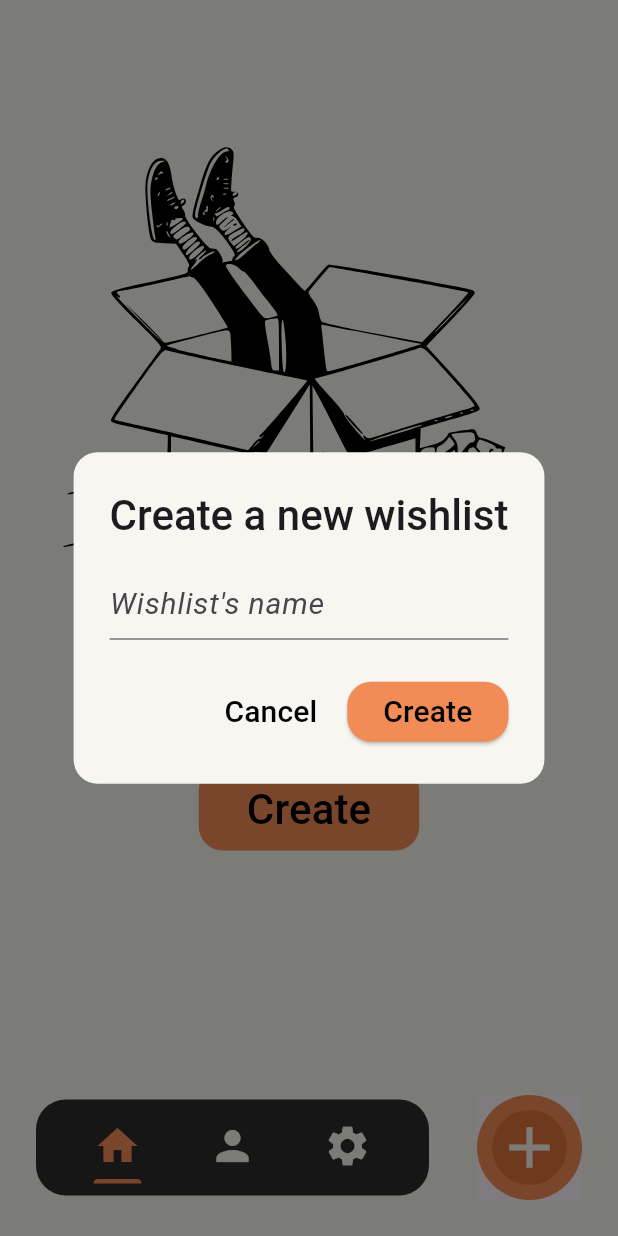
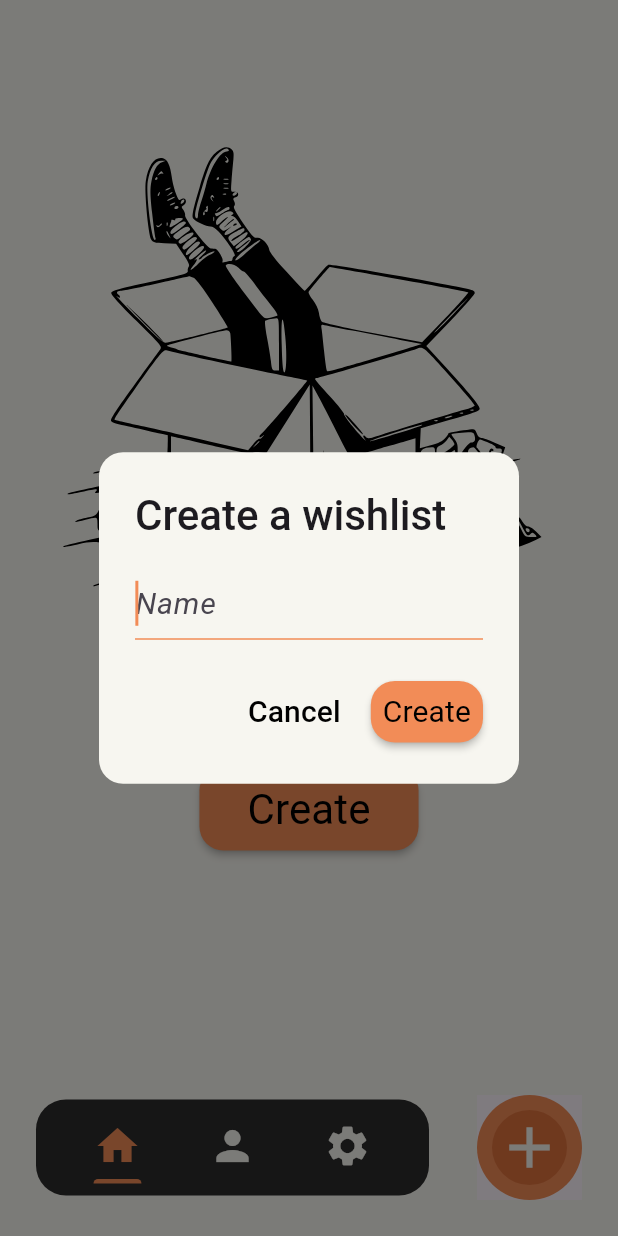
Before and after one commit to Raphael-Mssn/wishlist, a Flutter app: the screen it shows after launch, after a tap on "Create", on a phone screen of 412 x 824 dp. Run offline on Flutter 3.47's test engine with Material 3 defaults, Android fonts, the phone set to English and light mode, and no system bars; our stand-ins replace equatable, flutter_svg, gap, google_fonts; generated files the repository leaves out were written again; Roboto replaces fonts that are missing (Truculenta).

Commit message:
fix: review changes

```diff
--- a/wishlist/lib/l10n/arb/app_en.arb
+++ b/wishlist/lib/l10n/arb/app_en.arb
@@ -2,7 +2,8 @@
   "@@locale": "en",
   "no_wishlist": "No wishlist",
   "create_button": "Create",
-  "create_new_wishlist": "Create a new wishlist",
-  "wishlist_name": "Wishlist's name",
-  "cancel_button": "Cancel"
+  "create_wishlist": "Create a wishlist",
+  "name": "Name",
+  "cancel_button": "Cancel",
+  "close_dialog": "Dismiss the contextual window"
 }
--- a/wishlist/lib/l10n/arb/app_fr.arb
+++ b/wishlist/lib/l10n/arb/app_fr.arb
@@ -2,7 +2,8 @@
   "@@locale": "fr",
   "no_wishlist": "Aucune wishlist",
   "create_button": "Créer",
-  "create_new_wishlist": "Créer une nouvelle wishlist",
-  "wishlist_name": "Nom de la wishlist",
-  "cancel_button": "Annuler"
+  "create_wishlist": "Créer une wishlist",
+  "name": "Nom",
+  "cancel_button": "Annuler",
+  "close_dialog": "Fermer la fenêtre contextuelle"
 }
--- a/wishlist/lib/modules/home/view/home_screen.dart
+++ b/wishlist/lib/modules/home/view/home_screen.dart
@@ -37,8 +37,9 @@ class HomeScreen extends StatelessWidget {
               PrimaryButton(
                 text: l10n.create_button,
                 onPressed: () {
-                  _showCreateDialog(context);
+                  showCreateDialog(context);
                 },
+                style: PrimaryButtonStyle.large,
               ),
             ],
           ),
@@ -46,33 +47,10 @@ class HomeScreen extends StatelessWidget {
       ),
       floatingActionButton: NavBarAddButton(
         onPressed: () {
-          _showCreateDialog(context);
+          showCreateDialog(context);
         },
       ),
       bottomNavigationBar: const FloatingNavBar(),
     );
   }
-
-  Future<void> _showCreateDialog(BuildContext context) async {
-    return showGeneralDialog<void>(
-      context: context,
-      barrierDismissible: true,
-      barrierLabel:
-          '', // Combinaison barrierDismissible: true et barrierLabel != null pour pouvoir fermer le dialog en cliquant ailleurs
-      transitionDuration: const Duration(milliseconds: 300),
-      transitionBuilder: (context, animation, secondaryAnimation, child) {
-        final curvedAnimation = CurvedAnimation(
-          parent: animation,
-          curve: Curves.easeInOut,
-        );
-        return ScaleTransition(
-          scale: curvedAnimation,
-          child: child,
-        );
-      },
-      pageBuilder: (context, animation, secondaryAnimation) {
-        return CreateDialog(animation: animation);
-      },
-    );
-  }
 }
--- /dev/null
+++ b/wishlist/lib/shared/theme/widgets/cancel_button.dart
@@ -0,0 +1,26 @@
+import 'package:flutter/material.dart';
+import 'package:google_fonts/google_fonts.dart';
+
+class CancelButton extends StatelessWidget {
+  const CancelButton({super.key, required this.text, required this.onPressed});
+
+  final String text;
+  final void Function() onPressed;
+
+  @override
+  Widget build(BuildContext context) {
+    return TextButton(
+      child: Text(
+        text,
+        style: GoogleFonts.truculenta(
+          fontSize: 20,
+          fontWeight: FontWeight.w500,
+          color: Colors.black,
+        ),
+      ),
+      onPressed: () {
+        Navigator.of(context).pop();
+      },
+    );
+  }
+}
--- a/wishlist/lib/shared/theme/widgets/primary_button.dart
+++ b/wishlist/lib/shared/theme/widgets/primary_button.dart
@@ -2,32 +2,67 @@ import 'package:flutter/material.dart';
 import 'package:google_fonts/google_fonts.dart';
 
 class PrimaryButton extends StatelessWidget {
-  const PrimaryButton({super.key, required this.text, required this.onPressed});
+  const PrimaryButton({
+    super.key,
+    required this.text,
+    required this.onPressed,
+    required this.style,
+  });
 
   final String text;
   final void Function() onPressed;
+  final PrimaryButtonStyle style;
 
   @override
   Widget build(BuildContext context) {
-    return TextButton(
-      style: TextButton.styleFrom(
+    return ElevatedButton(
+      style: ElevatedButton.styleFrom(
         backgroundColor: Theme.of(context).primaryColor,
-        padding: const EdgeInsets.symmetric(
-          horizontal: 32,
-          vertical: 8,
-        ),
+        padding: style.padding,
         shape: RoundedRectangleBorder(
           borderRadius: BorderRadius.circular(16),
         ),
+        elevation: 2,
       ),
       onPressed: onPressed,
       child: Text(
         text,
-        style: GoogleFonts.truculenta(
-          color: Colors.black,
-          fontSize: 28,
-        ),
+        style: style.textStyle,
       ),
     );
   }
 }
+
+class PrimaryButtonStyle {
+  const PrimaryButtonStyle({
+    required this.textStyle,
+    required this.padding,
+  });
+
+  final TextStyle textStyle;
+  final EdgeInsets padding;
+
+  static final small = PrimaryButtonStyle(
+    textStyle: GoogleFonts.truculenta(
+      fontSize: 20,
+      fontWeight: FontWeight.normal,
+      color: Colors.black,
+    ),
+    padding: const EdgeInsets.symmetric(
+      horizontal: 8,
+      vertical: 6,
+    ),
+  );
+
+  static final large = PrimaryButtonStyle(
+    textStyle: GoogleFonts.truculenta(
+      fontSize: 28,
+      fontWeight: FontWeight.normal,
+      color: Colors.black,
+    ),
+    padding: const EdgeInsets.symmetric(
+      horizontal: 32,
+      vertical: 8,
+    ),
+  );
+}
--- a/wishlist/lib/shared/widgets/create_dialog.dart
+++ b/wishlist/lib/shared/widgets/create_dialog.dart
@@ -1,90 +1,98 @@
 import 'package:flutter/material.dart';
 import 'package:google_fonts/google_fonts.dart';
 import 'package:wishlist/l10n/l10n.dart';
+import 'package:wishlist/shared/theme/widgets/cancel_button.dart';
+import 'package:wishlist/shared/theme/widgets/primary_button.dart';
 
 class CreateDialog extends StatelessWidget {
-
-  const CreateDialog({super.key, required this.animation});
-  final Animation<double> animation;
+  const CreateDialog({super.key});
 
   @override
   Widget build(BuildContext context) {
     final l10n = context.l10n;
-    return AnimatedBuilder(
-      animation: animation,
-      builder: (context, child) {
+    const labelFontSize = 20.0;
+
     return AlertDialog(
       shape: RoundedRectangleBorder(
         borderRadius: BorderRadius.circular(16),
       ),
       title: Text(
-            l10n.create_new_wishlist,
+        l10n.create_wishlist,
         style: GoogleFonts.truculenta(
           fontSize: 28,
           fontWeight: FontWeight.w500,
         ),
       ),
-          content: SingleChildScrollView(
-            child: Column(
+      content: Column(
         mainAxisSize: MainAxisSize.min,
         children: [
           ListBody(
             children: <Widget>[
               TextField(
-                      style: GoogleFonts.truculenta(fontSize: 20),
+                style: GoogleFonts.truculenta(fontSize: labelFontSize),
                 cursorColor: Theme.of(context).primaryColor,
+                autofocus: true,
                 decoration: InputDecoration(
-                        hintText: l10n.wishlist_name,
+                  hintText: l10n.name,
                   hintStyle: GoogleFonts.truculenta(
-                            fontSize: 20, fontStyle: FontStyle.italic,),
+                    fontSize: labelFontSize,
+                    fontStyle: FontStyle.italic,
+                  ),
                   focusedBorder: UnderlineInputBorder(
                     borderSide:
                         BorderSide(color: Theme.of(context).primaryColor),
                   ),
                 ),
               ),
-                    // Ajoutez d'autres champs de formulaire ici si nécessaire
             ],
           ),
         ],
       ),
-          ),
       actions: <Widget>[
-            TextButton(
-              child: Text(l10n.cancel_button,
-                  style: GoogleFonts.truculenta(
-                    fontSize: 20,
-                    fontWeight: FontWeight.w500,
-                    color: Colors.black,
-                  ),),
+        CancelButton(
+          text: l10n.cancel_button,
           onPressed: () {
             Navigator.of(context).pop();
           },
         ),
-            ElevatedButton(
+        PrimaryButton(
+          text: l10n.create_button,
           onPressed: () {
-                // Traitez les données du formulaire ici
             Navigator.of(context).pop();
           },
-              style: TextButton.styleFrom(
-                backgroundColor: Theme.of(context).primaryColor,
-                shape: RoundedRectangleBorder(
-                  borderRadius: BorderRadius.circular(16),
-                ),
-              ),
-              child: Text(
-                l10n.create_button,
-                style: GoogleFonts.truculenta(
-                  fontSize: 20,
-                  fontWeight: FontWeight.w500,
-                  color: Colors.black,
-                ),
-              ),
+          style: PrimaryButtonStyle.small,
         ),
       ],
       backgroundColor: Theme.of(context).scaffoldBackgroundColor,
     );
+  }
+}
+
+Future<void> showCreateDialog(BuildContext context) async {
+  final l10n = context.l10n;
+
+  return showGeneralDialog<void>(
+    context: context,
+    barrierDismissible: true,
+    barrierLabel: l10n.close_dialog,
+    transitionDuration: const Duration(milliseconds: 300),
+    transitionBuilder: (context, animation, secondaryAnimation, child) {
+      final curvedAnimation = CurvedAnimation(
+        parent: animation,
+        curve: Curves.easeInOut,
+      );
+      return ScaleTransition(
+        scale: curvedAnimation,
+        child: child,
+      );
+    },
+    pageBuilder: (context, animation, secondaryAnimation) {
+      return AnimatedBuilder(
+        animation: animation,
+        builder: (context, child) {
+          return const CreateDialog();
+        },
+      );
     },
   );
 }
-}
```
Lines whose indentation alone changed are shown as unchanged.
